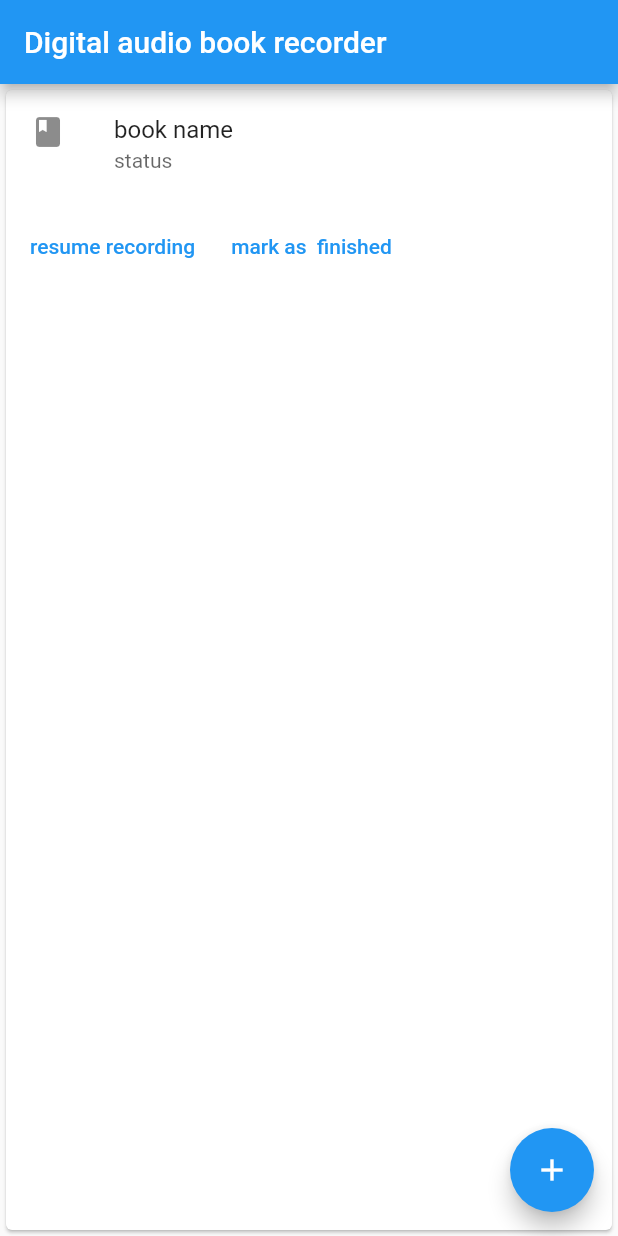
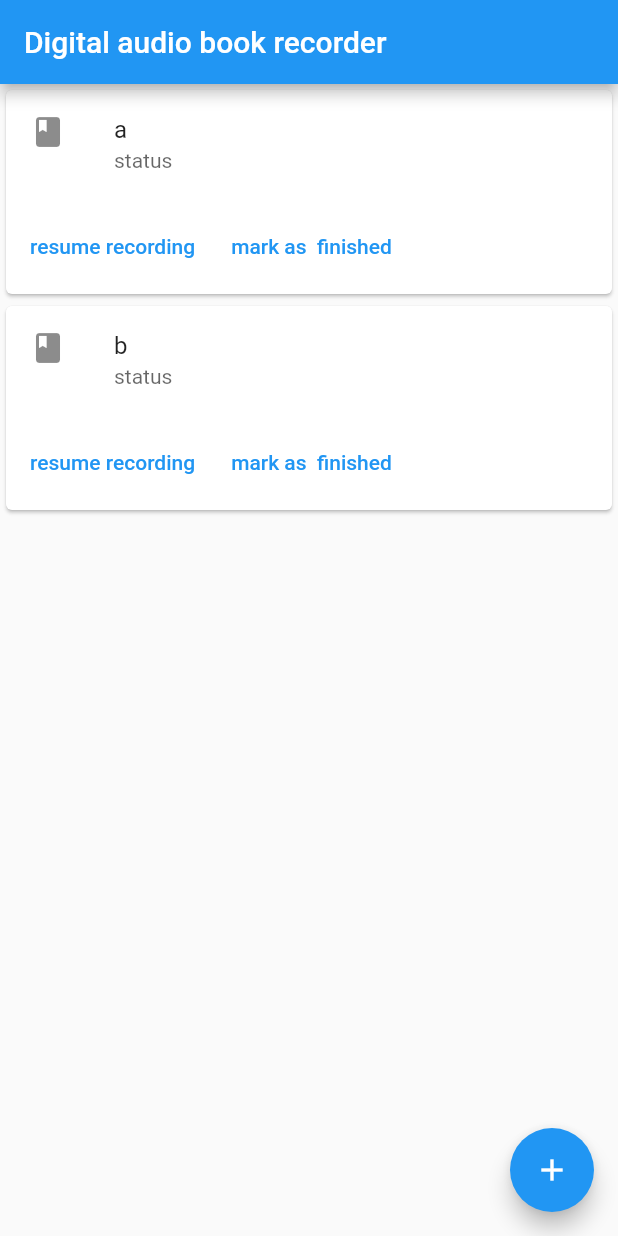
Before and after one commit to adil-s/digital-talking-book-recorder-, a Flutter app: the screen it shows after launch, on a phone screen of 412 x 824 dp. Run offline on Flutter 3.47's test engine with Material 2 defaults, Android fonts, the phone set to English and light mode, and no system bars; our stand-ins replace just_audio; missing offline and left inert: record.

Commit message:
refactor the bookCard class to accept bookName

```diff
--- a/lib/book_screen.dart
+++ b/lib/book_screen.dart
@@ -1,6 +1,5 @@
 import "package:flutter/material.dart";
 import "package:digital_talking_book_recorder/widgets.dart";
-import "package:digital_talking_book_recorder/newBookScreen.dart";
 
 class BookScreen extends StatefulWidget {
   @override
--- a/lib/widgets.dart
+++ b/lib/widgets.dart
@@ -1,6 +1,14 @@
 import "package:flutter/material.dart";
 
-class BookCard extends StatelessWidget {
+class BookCard extends StatefulWidget {
+  final String bookName;
+
+  BookCard({required this.bookName});
+  @override
+  _BookCardState createState() => _BookCardState();
+}
+
+class _BookCardState extends State<BookCard> {
   @override
   Widget build(BuildContext context) {
     return Card(
@@ -9,20 +17,12 @@ class BookCard extends StatelessWidget {
         children: [
           ListTile(
             leading: Icon(Icons.book),
-            title: Text('book name '),
+            title: Text(widget.bookName),
             subtitle: Text(
               'status ',
               style: TextStyle(color: Colors.black.withOpacity(0.6)),
             ),
           ),
-          /*
-          Padding(
-            padding: EdgeInsets.all(16.0),
-            child: Text(
-              'Greyhound divisively hello coldly wonderfully marginally far upon excluding.',
-              style: TextStyle(color: Colors.black.withOpacity(0.6)),
-            ),
-          ), */
           ButtonBar(
             alignment: MainAxisAlignment.start,
             children: [
@@ -46,9 +46,24 @@ class BookCard extends StatelessWidget {
   }
 }
 
-class BookCardList extends StatelessWidget {
+class BookCardList extends StatefulWidget {
+  @override
+  _BookCardListState createState() => _BookCardListState();
+}
+
+class _BookCardListState extends State<BookCardList> {
+  List<BookCard> books = [
+    BookCard(
+      bookName: "a",
+    ),
+    BookCard(
+      bookName: "b",
+    )
+  ];
   @override
   Widget build(BuildContext context) {
-    return BookCard();
+    return ListView(
+      children: books,
+    );
   }
 }
```
